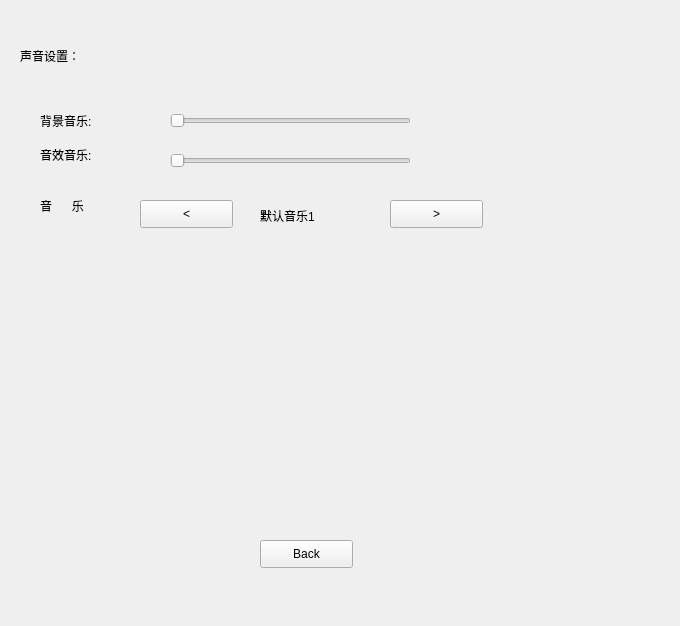
This is setting.ui in daixu35/FlappyBird as Qt 5 draws it before an edit. The edited form follows.
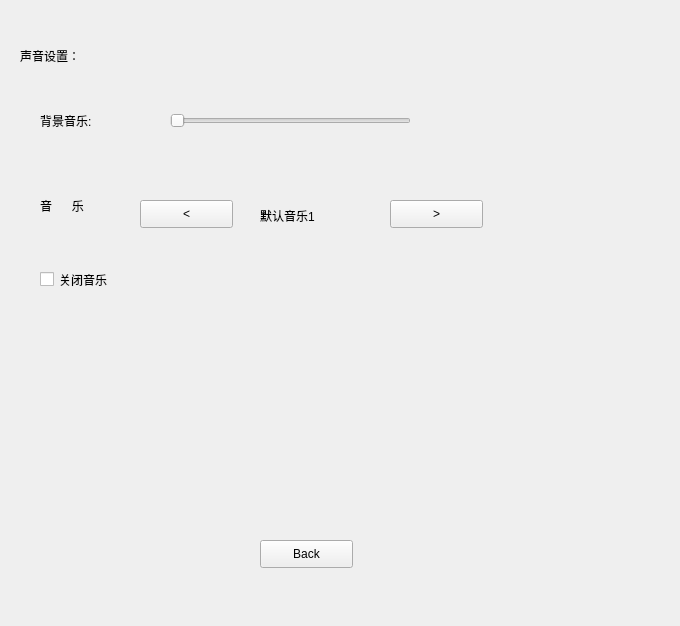
This is the edited form.

Commit message: 更新，去掉音效设置

The edit to the form file:
```diff
--- a/setting.ui
+++ b/setting.ui
@@ -52,19 +52,6 @@
     <string>背景音乐:</string>
    </property>
   </widget>
-  <widget class="QLabel" name="SoundEffects">
-   <property name="geometry">
-    <rect>
-     <x>40</x>
-     <y>144</y>
-     <width>101</width>
-     <height>21</height>
-    </rect>
-   </property>
-   <property name="text">
-    <string>音效音乐:</string>
-   </property>
-  </widget>
   <widget class="QSlider" name="bgmVolumeSlider">
    <property name="geometry">
     <rect>
@@ -84,22 +71,6 @@
     <enum>QSlider::NoTicks</enum>
    </property>
   </widget>
-  <widget class="QSlider" name="SoundEffectsslider">
-   <property name="geometry">
-    <rect>
-     <x>170</x>
-     <y>150</y>
-     <width>241</width>
-     <height>22</height>
-    </rect>
-   </property>
-   <property name="maximum">
-    <number>100</number>
-   </property>
-   <property name="orientation">
-    <enum>Qt::Horizontal</enum>
-   </property>
-  </widget>
   <widget class="QLabel" name="mask">
    <property name="geometry">
     <rect>
@@ -165,6 +136,19 @@
     <string>&lt;</string>
    </property>
   </widget>
+  <widget class="QCheckBox" name="musicSwitch">
+   <property name="geometry">
+    <rect>
+     <x>40</x>
+     <y>270</y>
+     <width>91</width>
+     <height>19</height>
+    </rect>
+   </property>
+   <property name="text">
+    <string>关闭音乐</string>
+   </property>
+  </widget>
  </widget>
  <resources/>
  <connections/>
```
The commit also changes 4 other files.
